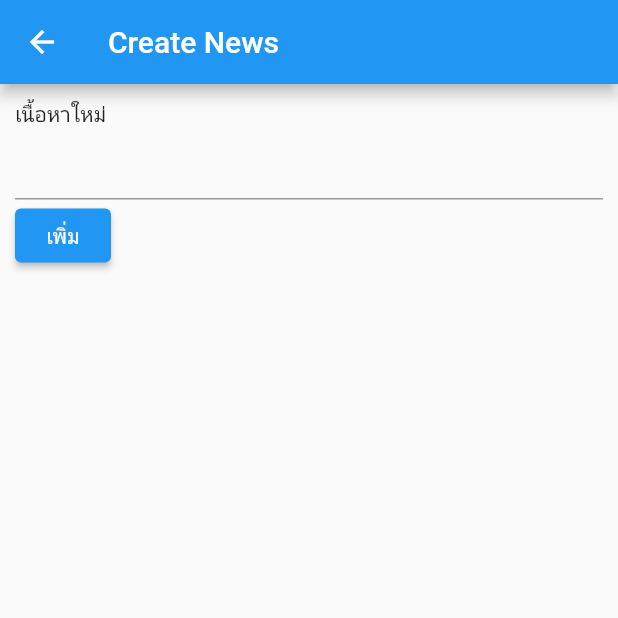
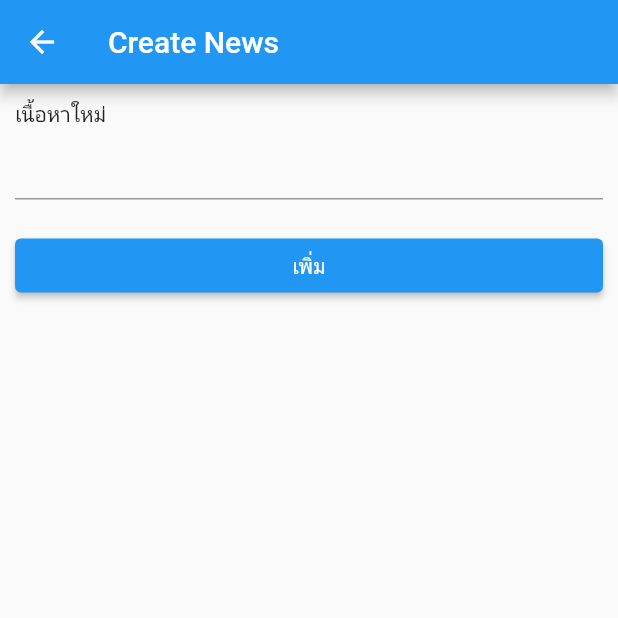
Before and after one commit to teerasej/flutter_news_app_simple, a Flutter app: the CreateNewsPage screen opened directly, after a tap on "เพิ่ม", on a phone screen of 412 x 824 dp, the top half of it. Run offline on Flutter 3.47's test engine with Material 2 defaults, Android fonts, the phone set to English and light mode, and no system bars.

Commit message:
ใช้ SizedBox widget กำหนดระยะห่าง และขนาดปุ่ม

```diff
--- a/lib/create_news_page.dart
+++ b/lib/create_news_page.dart
@@ -22,11 +22,17 @@ class _CreateNewsPageState extends State<CreateNewsPage> {
             children: <Widget>[
               Text('เนื้อหาใหม่'),
               TextFormField(),
-              ElevatedButton(
-                onPressed: () {
-                  print('do something');
-                },
-                child: Text('เพิ่ม'),
+              SizedBox(
+                height: 20,
+              ),
+              SizedBox(
+                width: double.infinity,
+                child: ElevatedButton(
+                  onPressed: () {
+                    print('do something');
+                  },
+                  child: Text('เพิ่ม'),
+                ),
               ),
             ],
           ),
```
